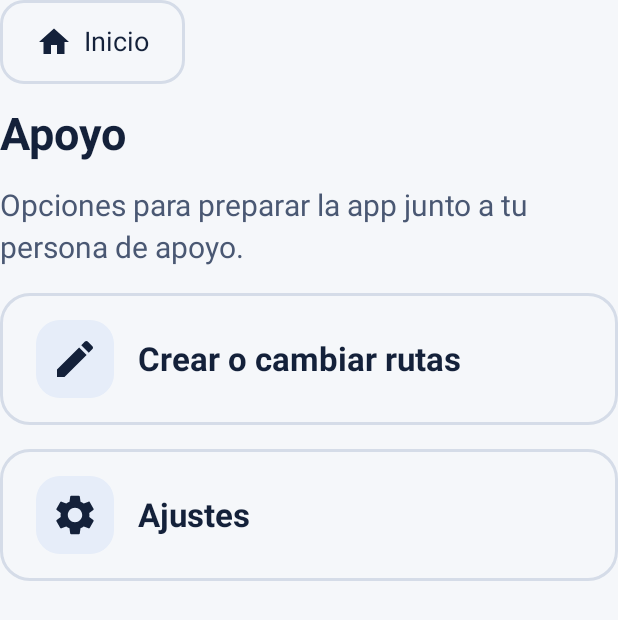
After one commit to Cicker21/RDM, an Android app built with Jetpack Compose: the composable ApoyoScreen shown on its own in the app's theme, on a phone screen of 412 x 824 dp. The commit adds this screen. Shown: the top 620 px of the screen. Run offline under Robolectric (Android 15) with nearby library versions, the phone set to English and light mode, and no system bars.

Commit message:
feat(inicio): barra fija con «Ayuda» y «Apoyo» (mantener pulsado)
Crear o cambiar rutas y Ajustes pasan a la nueva pantalla Apoyo. Solo la lista de rutas se desplaza. Sin rutas se enseña «Crear mi primera ruta» y «Ayuda».

```diff
--- /dev/null
+++ b/app/src/main/java/camejoreig/senda/ui/ApoyoScreen.kt
@@ -0,0 +1,76 @@
+package camejoreig.senda.ui
+
+import androidx.compose.foundation.BorderStroke
+import androidx.compose.foundation.background
+import androidx.compose.foundation.layout.Arrangement
+import androidx.compose.foundation.layout.Box
+import androidx.compose.foundation.layout.Column
+import androidx.compose.foundation.layout.Row
+import androidx.compose.foundation.layout.Spacer
+import androidx.compose.foundation.layout.fillMaxSize
+import androidx.compose.foundation.layout.fillMaxWidth
+import androidx.compose.foundation.layout.heightIn
+import androidx.compose.foundation.layout.padding
+import androidx.compose.foundation.layout.size
+import androidx.compose.foundation.rememberScrollState
+import androidx.compose.foundation.shape.RoundedCornerShape
+import androidx.compose.foundation.verticalScroll
+import androidx.compose.material.icons.Icons
+import androidx.compose.material.icons.filled.Edit
+import androidx.compose.material.icons.filled.Home
+import androidx.compose.material.icons.filled.Settings
+import androidx.compose.material3.Icon
+import androidx.compose.material3.MaterialTheme
+import androidx.compose.material3.OutlinedButton
+import androidx.compose.material3.Text
+import androidx.compose.runtime.Composable
+import androidx.compose.ui.Alignment
+import androidx.compose.ui.Modifier
+import androidx.compose.ui.draw.clip
+import androidx.compose.ui.graphics.vector.ImageVector
+import androidx.compose.ui.unit.dp
+import camejoreig.senda.ui.theme.LocalExtra
+
+/**
+ * ApoyoScreen: opciones para la persona de apoyo (se llega manteniendo pulsado «Apoyo» en el inicio).
+ * Aquí los botones funcionan con un toque normal.
+ */
+@Composable
+fun ApoyoScreen(inicio: () -> Unit, abrirCreador: () -> Unit, abrirAjustes: () -> Unit) {
+    Column(
+        Modifier.fillMaxSize().verticalScroll(rememberScrollState()),
+        verticalArrangement = Arrangement.spacedBy(16.dp),
+    ) {
+        // Salir: siempre arriba a la izquierda, con casa y palabra
+        BotonIcono("Inicio", Icons.Filled.Home, inicio)
+        Text("Apoyo", style = MaterialTheme.typography.headlineMedium)
+        Text(
+            "Opciones para preparar la app junto a tu persona de apoyo.",
+            color = MaterialTheme.colorScheme.onSurfaceVariant,
+        )
+        OpcionGrande("Crear o cambiar rutas", Icons.Filled.Edit, abrirCreador)
+        OpcionGrande("Ajustes", Icons.Filled.Settings, abrirAjustes)
+    }
+}
+
+/** Botón grande con su dibujo, como los de las rutas del inicio. */
+@Composable
+private fun OpcionGrande(texto: String, icono: ImageVector, onClick: () -> Unit) {
+    OutlinedButton(
+        onClick = onClick,
+        modifier = Modifier.fillMaxWidth().heightIn(min = 88.dp),
+        shape = RoundedCornerShape(20.dp),
+        border = BorderStroke(2.dp, MaterialTheme.colorScheme.outline),
+    ) {
+        Row(Modifier.fillMaxWidth(), verticalAlignment = Alignment.CenterVertically) {
+            Box(
+                Modifier.clip(RoundedCornerShape(16.dp)).background(LocalExtra.current.fondoIcono),
+                contentAlignment = Alignment.Center,
+            ) {
+                Icon(icono, contentDescription = null, tint = MaterialTheme.colorScheme.onSurface, modifier = Modifier.padding(10.dp).size(32.dp))
+            }
+            Spacer(Modifier.size(16.dp))
+            Text(texto, style = MaterialTheme.typography.titleLarge, color = MaterialTheme.colorScheme.onSurface)
+        }
+    }
+}
```
Also changed, not shown: app/src/main/java/camejoreig/senda/ui/InicioScreen.kt (+72 -21 lines), app/src/main/java/camejoreig/senda/ui/SendaApp.kt (+11 -2 lines).
